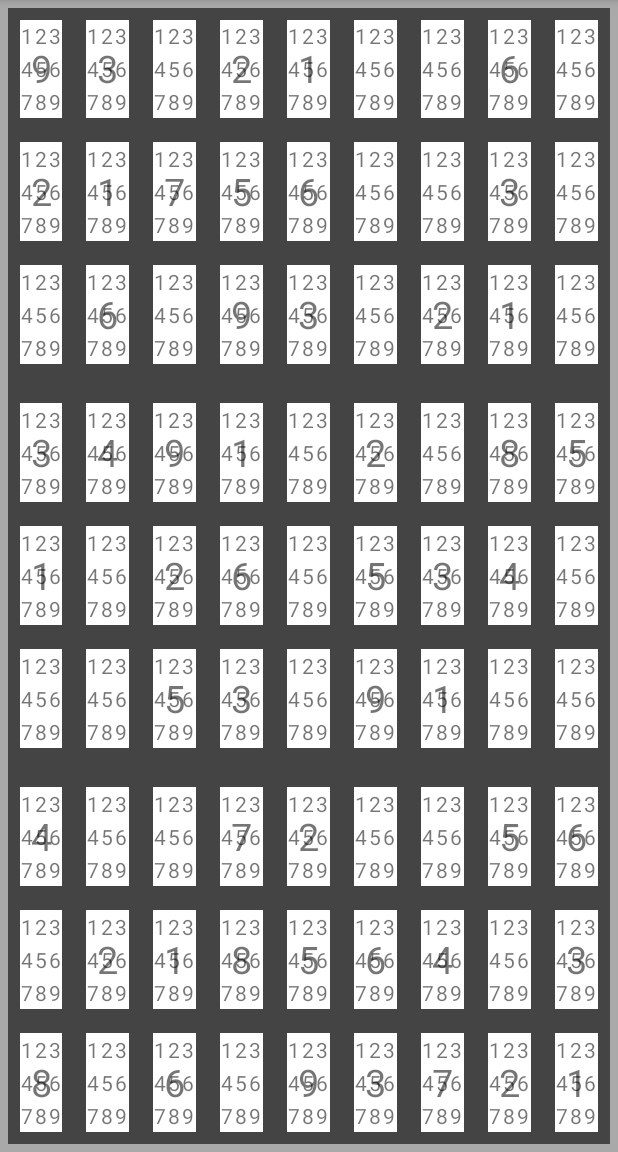
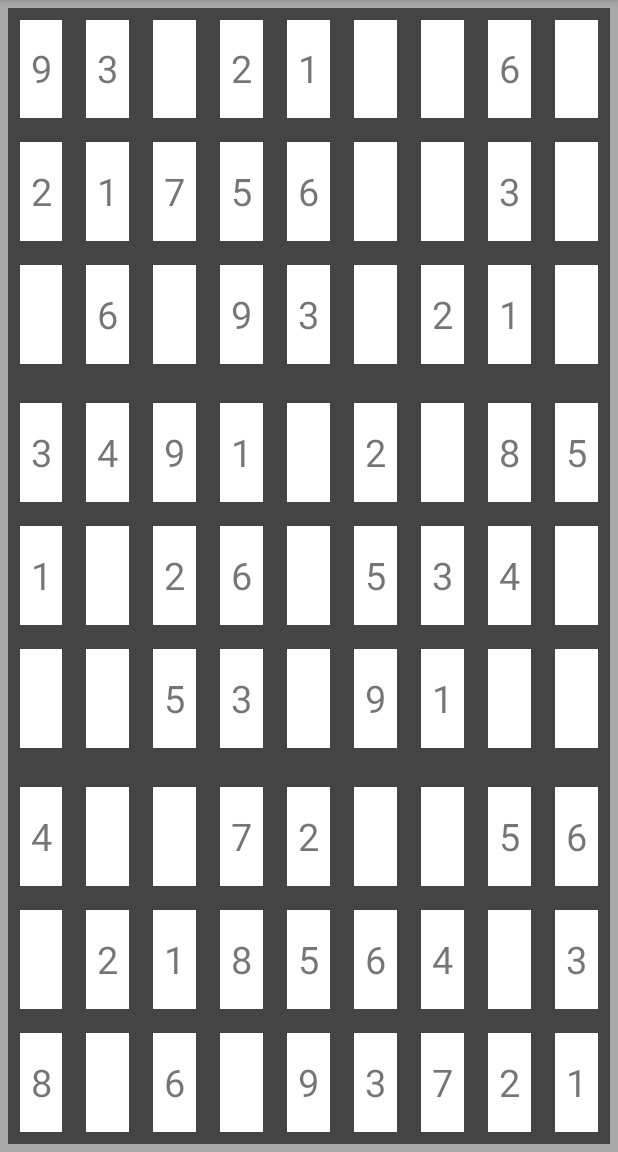
Before and after one commit to rnawlsgk/androidClass-sudoku, an Android app: the screen it shows after launch (MainActivity), on a phone screen of 412 x 824 dp, the part 84-1236 px from its top. Run offline under Robolectric (Android 15) with nearby library versions, the phone set to English and light mode, and no system bars.

Commit message:
memo_Implement_4_visibility dialog

```diff
--- a/app/src/main/java/com/example/sudoku/CustomButton.java
+++ b/app/src/main/java/com/example/sudoku/CustomButton.java
@@ -14,14 +14,18 @@ import android.widget.TextView;
 import androidx.annotation.NonNull;
 import androidx.annotation.Nullable;
 
+import org.w3c.dom.Text;
+
 public class CustomButton extends FrameLayout {
 
     int col;
     int row;
     int value;
 
-    private TextView textView, b;
+    private TextView textView;
     LayoutInflater memoLayoutInflater;
+    TextView[] memoTextView = new TextView[9];
+    TableLayout memoTableLayout;
 
     public CustomButton(@NonNull Context context) {
         super(context);
@@ -45,12 +49,18 @@ public class CustomButton extends FrameLayout {
 
         //Memo
         memoLayoutInflater = (LayoutInflater) context.getSystemService(Context.LAYOUT_INFLATER_SERVICE);
-        TableLayout memoTableLayout = (TableLayout) memoLayoutInflater.inflate(R.layout.layout_memo, null);
+        memoTableLayout = (TableLayout) memoLayoutInflater.inflate(R.layout.layout_memo, null);
         addView(memoTableLayout);
-//        memoTableLayout.setVisibility(INVISIBLE);
-//        이거 왜 숫자 몇개만 골라서 보여주는거 안도이???
-//        b = (TextView) memoTableLayout.findViewById(R.id.textViewMemo2);
-//        b.setVisibility(VISIBLE);
+
+        int k=0;
+        for (int i=0;i<3;i++) {
+            TableRow memoTableRow = (TableRow) memoTableLayout.getChildAt(i);
+            for (int j=0;j<3;j++, k++) {
+                memoTextView[k] = (TextView) memoTableRow.getChildAt(j);
+                memoTextView[k].setVisibility(INVISIBLE);
+            }
+        }
+
     }
 
     public int getRow() {
--- a/app/src/main/java/com/example/sudoku/MainActivity.java
+++ b/app/src/main/java/com/example/sudoku/MainActivity.java
@@ -24,6 +24,7 @@ public class MainActivity extends AppCompatActivity {
 
     BoardGenerator boardGenerator;
 
+    //numberPad
     FrameLayout frameLayout;
     FrameLayout.LayoutParams numberPadFrameLayoutLayoutParams;
 
@@ -37,7 +38,7 @@ public class MainActivity extends AppCompatActivity {
     //Memo Implementation
     LayoutInflater memoDialogLayoutInflater;
     LinearLayout memoDialogLinearLayout;
-    Button memoBtnCancel, memoBtnDelete, memoBtnOk;
+    Button btnMemoCancel;
 
     @Override
     protected void onCreate(Bundle savedInstanceState) {
@@ -51,10 +52,12 @@ public class MainActivity extends AppCompatActivity {
         tableRowLayoutParams = new TableRow.LayoutParams(TableRow.LayoutParams.WRAP_CONTENT, TableRow.LayoutParams.MATCH_PARENT, 1.0f);
         tableRowLayoutParams.setMargins(12, 12, 12, 12);
 
+        frameLayout = (FrameLayout) findViewById(R.id.frameLayout);
         //Memo Implementation
         memoDialogLayoutInflater = (LayoutInflater) this.getSystemService(Context.LAYOUT_INFLATER_SERVICE);
-        memoDialogLinearLayout = (LinearLayout) memoDialogLayoutInflater.inflate(R.layout.dialog_memo, frameLayout, false);
-//        memoDialogLinearLayout.setVisibility(View.INVISIBLE);
+        memoDialogLayoutInflater.inflate(R.layout.dialog_memo, frameLayout, true);
+        memoDialogLinearLayout = (LinearLayout) findViewById(R.id.memoDialogLinearLayout);
+        memoDialogLinearLayout.setVisibility(View.INVISIBLE);
 
         //board
         boardGenerator = new BoardGenerator();
@@ -94,8 +97,7 @@ public class MainActivity extends AppCompatActivity {
                 buttons[i][j].setOnLongClickListener(new View.OnLongClickListener() {
                     @Override
                     public boolean onLongClick(View view) {
-//                        memoDialogLinearLayout.setVisibility(View.VISIBLE);
-
+                        memoDialogLinearLayout.setVisibility(View.VISIBLE);
                         return true;
                     }
                 });
@@ -103,12 +105,17 @@ public class MainActivity extends AppCompatActivity {
             }
             tableLayout.addView(tableRow, tableLayoutLayoutParams);
         }
-        //Memo implementation
-        memoBtnCancel = memoDialogLinearLayout.findViewById(R.id.btn_cancel);
 
+        btnMemoCancel = (Button) findViewById(R.id.memoBtnCancel);
+        btnMemoCancel.setOnClickListener(new View.OnClickListener() {
+            @Override
+            public void onClick(View view) {
+                memoDialogLinearLayout.setVisibility(View.INVISIBLE);
+            }
+        });
 
         //==================number Pad=====================
-        frameLayout = (FrameLayout) findViewById(R.id.frameLayout);
+
 
         numberPadFrameLayoutLayoutParams = new FrameLayout.LayoutParams(
                 FrameLayout.LayoutParams.WRAP_CONTENT,
--- a/app/src/main/res/layout/dialog_memo.xml
+++ b/app/src/main/res/layout/dialog_memo.xml
@@ -4,7 +4,8 @@
     android:layout_height="wrap_content"
     android:orientation="vertical"
     android:layout_gravity="center"
-    android:background="@color/white" >
+    android:background="@color/white"
+    android:id="@+id/memoDialogLinearLayout">
     <TextView
         android:layout_width="wrap_content"
         android:layout_height="wrap_content"
```
